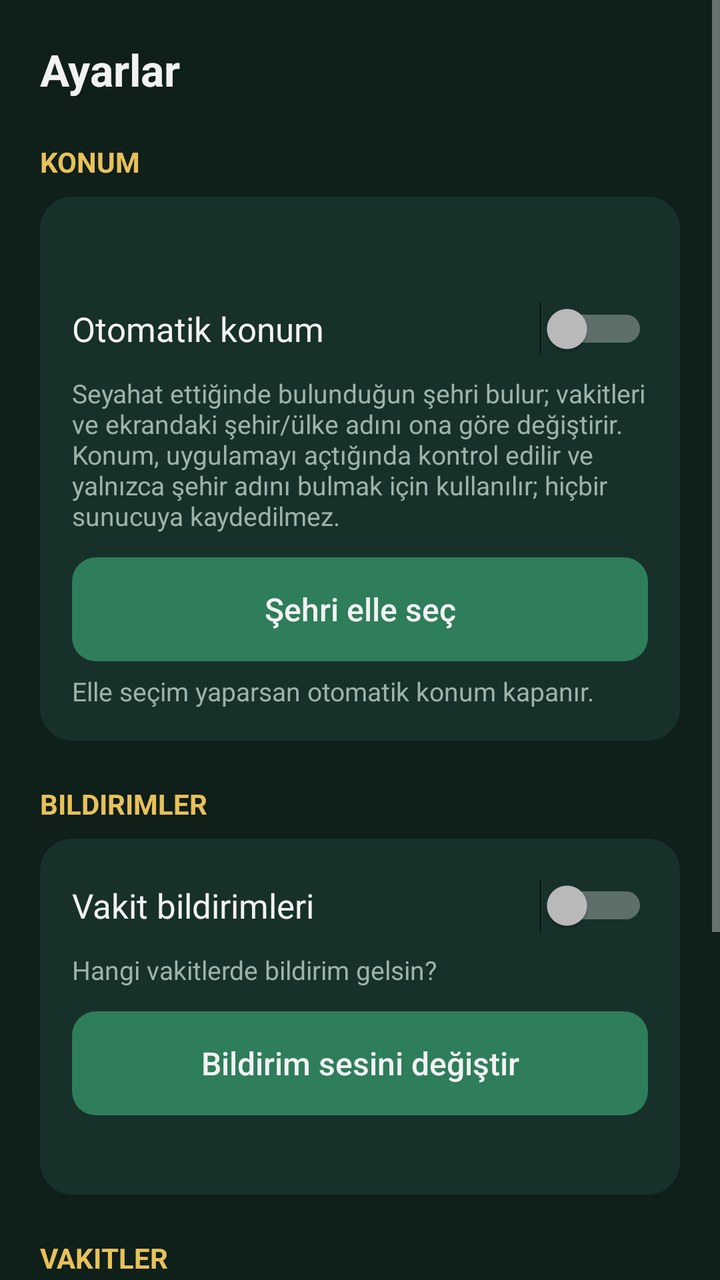
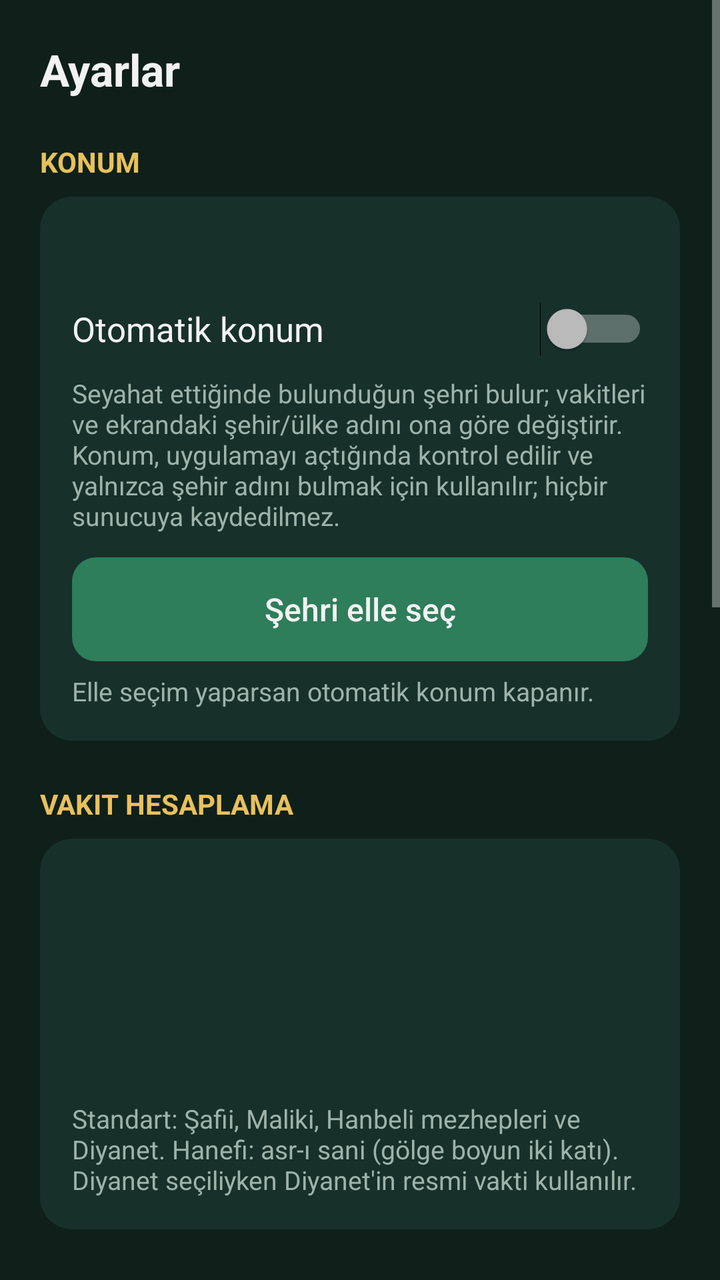

An Android layout rendered at two revisions. The XML below is the earlier revision; the diff shows what the commit changed to produce the second picture.
<!-- AndroidManifest.xml: application theme AppTheme -->
<!-- res/layout/activity_settings.xml -->
<?xml version="1.0" encoding="utf-8"?>
<ScrollView xmlns:android="http://schemas.android.com/apk/res/android"
    android:id="@+id/root"
    android:layout_width="match_parent"
    android:layout_height="match_parent"
    android:background="@color/bg"
    android:fillViewport="true">

    <LinearLayout
        android:layout_width="match_parent"
        android:layout_height="wrap_content"
        android:orientation="vertical"
        android:padding="20dp">

        <TextView
            style="@style/Title"
            android:layout_width="match_parent"
            android:layout_height="wrap_content"
            android:text="Ayarlar" />

        
        <TextView style="@style/SectionHead" android:text="Konum" />

        <LinearLayout style="@style/SectionCard">

            <TextView
                android:id="@+id/tvCurrentPlace"
                android:layout_width="match_parent"
                android:layout_height="wrap_content"
                android:textColor="@color/text"
                android:textSize="17sp"
                android:textStyle="bold" />

            <Switch
                android:id="@+id/swAuto"
                style="@style/SettingSwitch"
                android:text="Otomatik konum" />

            <TextView
                android:id="@+id/tvAutoInfo"
                style="@style/SettingNote"
                android:text="Seyahat ettiğinde bulunduğun şehri bulur; vakitleri ve ekrandaki şehir/ülke adını ona göre değiştirir. Konum, uygulamayı açtığında kontrol edilir ve yalnızca şehir adını bulmak için kullanılır; hiçbir sunucuya kaydedilmez." />

            <Button
                android:id="@+id/btnManual"
                style="@style/Btn"
                android:layout_width="match_parent"
                android:layout_marginTop="12dp"
                android:text="Şehri elle seç" />

            <TextView
                style="@style/SettingNote"
                android:text="Elle seçim yaparsan otomatik konum kapanır." />
        </LinearLayout>

        
        <TextView style="@style/SectionHead" android:text="Bildirimler" />

        <LinearLayout
            android:id="@+id/notifyCard"
            style="@style/SectionCard">

            <Switch
                android:id="@+id/swNotify"
                style="@style/SettingSwitch"
                android:layout_marginTop="0dp"
                android:text="Vakit bildirimleri" />

            <TextView
                style="@style/SettingNote"
                android:text="Hangi vakitlerde bildirim gelsin?" />

            <LinearLayout
                android:id="@+id/prayerChecks"
                android:layout_width="match_parent"
                android:layout_height="wrap_content"
                android:orientation="vertical" />

            <Button
                android:id="@+id/btnSound"
                style="@style/Btn"
                android:layout_width="match_parent"
                android:layout_marginTop="12dp"
                android:text="Bildirim sesini değiştir" />

            <TextView
                android:id="@+id/tvPermissions"
                style="@style/SettingNote"
                android:textColor="@color/gold" />
        </LinearLayout>

        
        <TextView style="@style/SectionHead" android:text="Vakitler" />

        <LinearLayout style="@style/SectionCard">

            <TextView
                android:id="@+id/tvData"
                style="@style/SettingNote"
                android:layout_marginTop="0dp" />

            <Button
                android:id="@+id/btnRefresh"
                style="@style/Btn"
                android:layout_width="match_parent"
                android:layout_marginTop="12dp"
                android:text="Vakitleri şimdi güncelle" />
        </LinearLayout>

        
        <TextView style="@style/SectionHead" android:text="Hakkında" />

        <LinearLayout style="@style/SectionCard">

            <TextView
                android:id="@+id/tvAbout"
                style="@style/SettingNote"
                android:layout_marginTop="0dp" />
        </LinearLayout>
    </LinearLayout>
</ScrollView>
<!-- resources referenced by this layout -->
<resources>
  <color name="bg">#FF0F1F1A</color>
  <color name="gold">#FFE8C15A</color>
  <color name="text">#FFF2F2F2</color>
  <style name="Btn">
          <item name="android:layout_height">52dp</item>
          <item name="android:background">@drawable/btn</item>
          <item name="android:textColor">@color/text</item>
          <item name="android:textSize">16sp</item>
          <item name="android:textAllCaps">false</item>
          <item name="android:stateListAnimator">@null</item>
      </style>
  <style name="SectionCard">
          <item name="android:layout_width">match_parent</item>
          <item name="android:layout_height">wrap_content</item>
          <item name="android:orientation">vertical</item>
          <item name="android:background">@drawable/card</item>
          <item name="android:padding">16dp</item>
      </style>
  <style name="SectionHead">
          <item name="android:layout_width">match_parent</item>
          <item name="android:layout_height">wrap_content</item>
          <item name="android:layout_marginTop">22dp</item>
          <item name="android:layout_marginBottom">8dp</item>
          <item name="android:textColor">@color/gold</item>
          <item name="android:textSize">14sp</item>
          <item name="android:textStyle">bold</item>
          <item name="android:textAllCaps">true</item>
      </style>
  <style name="SettingNote">
          <item name="android:layout_width">match_parent</item>
          <item name="android:layout_height">wrap_content</item>
          <item name="android:layout_marginTop">6dp</item>
          <item name="android:textColor">@color/muted</item>
          <item name="android:textSize">13sp</item>
      </style>
  <style name="SettingSwitch">
          <item name="android:layout_width">match_parent</item>
          <item name="android:layout_height">wrap_content</item>
          <item name="android:layout_marginTop">10dp</item>
          <item name="android:paddingVertical">6dp</item>
          <item name="android:textColor">@color/text</item>
          <item name="android:textSize">17sp</item>
      </style>
  <style name="Title">
          <item name="android:textColor">@color/text</item>
          <item name="android:textSize">22sp</item>
          <item name="android:textStyle">bold</item>
      </style>
  <style name="AppTheme" parent="android:Theme.Material.NoActionBar">
          <item name="android:colorPrimary">@color/primary</item>
          <item name="android:colorPrimaryDark">@color/bg</item>
          <item name="android:colorAccent">@color/gold</item>
          <item name="android:windowBackground">@color/bg</item>
          <item name="android:statusBarColor">@color/bg</item>
          <item name="android:navigationBarColor">@color/bg</item>
          <item name="android:textColor">@color/text</item>
      </style>
  <!-- drawable btn (drawable) -->
  <?xml version="1.0" encoding="utf-8"?>
  <ripple xmlns:android="http://schemas.android.com/apk/res/android" android:color="#33FFFFFF">
      <item>
          <shape android:shape="rectangle">
              <solid android:color="@color/primary" />
              <corners android:radius="12dp" />
          </shape>
      </item>
  </ripple>
  <!-- drawable card (drawable) -->
  <?xml version="1.0" encoding="utf-8"?>
  <shape xmlns:android="http://schemas.android.com/apk/res/android" android:shape="rectangle">
      <solid android:color="@color/card" />
      <corners android:radius="16dp" />
  </shape>
  <color name="muted">#FF9DB3AA</color>
  <color name="primary">#FF2E7D5B</color>
  <color name="card">#FF17302A</color>
</resources>

<!-- the commit's change to res/layout/activity_settings.xml (unified diff, before → after) -->
@@ -54,6 +54,29 @@
         </LinearLayout>
 
         
+        <TextView style="@style/SectionHead" android:text="Vakit hesaplama" />
+
+        <LinearLayout style="@style/SectionCard">
+
+            <TextView
+                android:id="@+id/rowMethod"
+                style="@style/SettingRow" />
+
+            <TextView
+                android:id="@+id/tvMethodInfo"
+                style="@style/SettingNote" />
+
+            <TextView
+                android:id="@+id/rowAsr"
+                style="@style/SettingRow"
+                android:layout_marginTop="10dp" />
+
+            <TextView
+                style="@style/SettingNote"
+                android:text="Standart: Şafii, Maliki, Hanbeli mezhepleri ve Diyanet. Hanefi: asr-ı sani (gölge boyun iki katı). Diyanet seçiliyken Diyanet'in resmi vakti kullanılır." />
+        </LinearLayout>
+
+        
         <TextView style="@style/SectionHead" android:text="Bildirimler" />
 
         <LinearLayout
@@ -76,12 +99,59 @@
                 android:layout_height="wrap_content"
                 android:orientation="vertical" />
 
+            <TextView
+                android:id="@+id/rowReminder"
+                style="@style/SettingRow"
+                android:layout_marginTop="10dp" />
+
             <Button
                 android:id="@+id/btnSound"
                 style="@style/Btn"
                 android:layout_width="match_parent"
                 android:layout_marginTop="12dp"
                 android:text="Bildirim sesini değiştir" />
+
+            
+            <Switch
+                android:id="@+id/swAdhan"
+                style="@style/SettingSwitch"
+                android:layout_marginTop="16dp"
+                android:text="Vakit girince ezan sesi çal" />
+
+            <TextView
+                android:id="@+id/tvAdhanFile"
+                style="@style/SettingNote" />
+
+            <LinearLayout
+                android:layout_width="match_parent"
+                android:layout_height="wrap_content"
+                android:layout_marginTop="10dp"
+                android:orientation="horizontal">
+
+                <Button
+                    android:id="@+id/btnPickAdhan"
+                    style="@style/Btn"
+                    android:layout_width="0dp"
+                    android:layout_marginEnd="6dp"
+                    android:layout_weight="1"
+                    android:text="Ses dosyası seç" />
+
+                <Button
+                    android:id="@+id/btnTestAdhan"
+                    style="@style/Btn"
+                    android:layout_width="0dp"
+                    android:layout_marginStart="6dp"
+                    android:layout_weight="1"
+                    android:text="Dinle" />
+            </LinearLayout>
+
+            <CheckBox
+                android:id="@+id/cbSilent"
+                android:layout_width="match_parent"
+                android:layout_height="wrap_content"
+                android:layout_marginTop="6dp"
+                android:text="Telefon sessiz ya da titreşimdeyken ezan çalma"
+                android:textColor="@color/text" />
 
             <TextView
                 android:id="@+id/tvPermissions"
<!-- resource entries referenced after the edit -->
@@ -34,6 +34,14 @@
           <item name="android:layout_marginTop">6dp</item>
           <item name="android:textColor">@color/muted</item>
           <item name="android:textSize">13sp</item>
+      </style>
+  <style name="SettingRow">
+          <item name="android:layout_width">match_parent</item>
+          <item name="android:layout_height">wrap_content</item>
+          <item name="android:background">?android:attr/selectableItemBackground</item>
+          <item name="android:paddingVertical">8dp</item>
+          <item name="android:textColor">@color/text</item>
+          <item name="android:textSize">16sp</item>
       </style>
   <style name="SettingSwitch">
           <item name="android:layout_width">match_parent</item>
